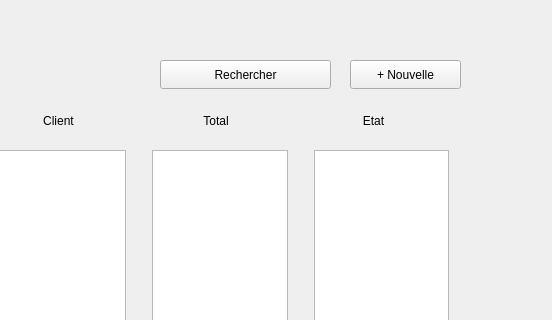
This is gestion/clientwindow.ui in blackjack465/QT-Project as Qt 5 draws it before an edit; both pictures show x 462 to 1014 and y 0 to 320 of the 1014 by 600 pixel window. The edited form follows.
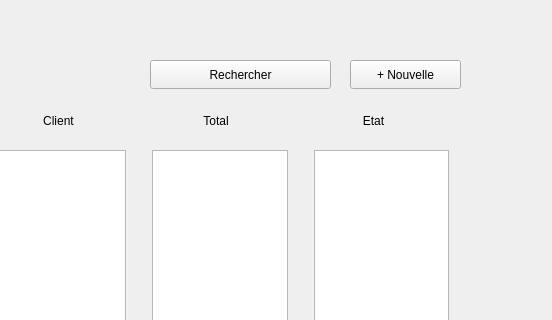
This is the edited form.

What changed in the file:
```diff
--- a/gestion/clientwindow.ui
+++ b/gestion/clientwindow.ui
@@ -605,19 +605,6 @@
        <string>+ Nouvelle</string>
       </property>
      </widget>
-     <widget class="QPushButton" name="recherche">
-      <property name="geometry">
-       <rect>
-        <x>502</x>
-        <y>20</y>
-        <width>171</width>
-        <height>29</height>
-       </rect>
-      </property>
-      <property name="text">
-       <string>Rechercher</string>
-      </property>
-     </widget>
      <widget class="QPushButton" name="suppcmd">
       <property name="geometry">
        <rect>
@@ -644,6 +631,19 @@
        <string>Facture</string>
       </property>
      </widget>
+     <widget class="QPushButton" name="Rechercher">
+      <property name="geometry">
+       <rect>
+        <x>492</x>
+        <y>20</y>
+        <width>181</width>
+        <height>29</height>
+       </rect>
+      </property>
+      <property name="text">
+       <string>Rechercher</string>
+      </property>
+     </widget>
     </widget>
     <widget class="QWidget" name="page"/>
    </widget>
```
